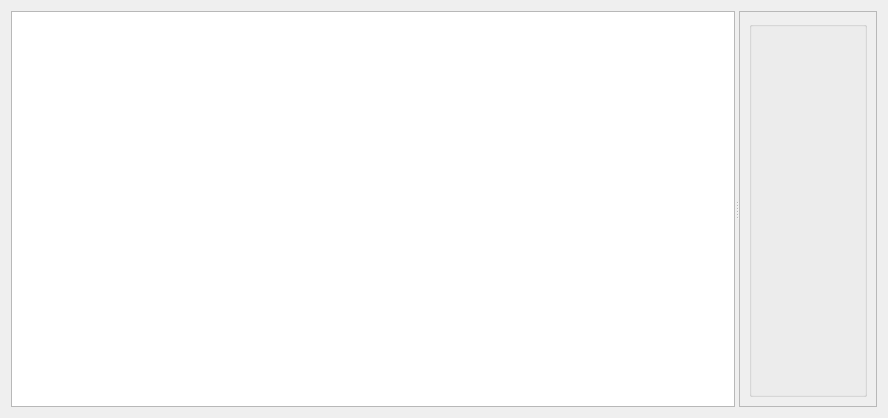
This is Plugins/GUI/x4c_gui_settings_tab.ui in bvbohnen/X4_Customizer as Qt 5 draws it before an edit. The edited form follows.
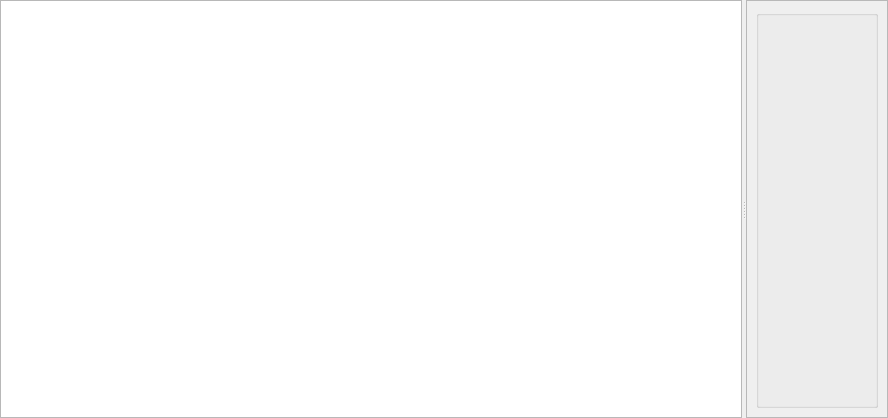
This is the edited form. Custom widgets are drawn as their Qt base class.

What changed in the file:
```diff
--- a/Plugins/GUI/x4c_gui_settings_tab.ui
+++ b/Plugins/GUI/x4c_gui_settings_tab.ui
@@ -14,6 +14,18 @@
    <string>Form</string>
   </property>
   <layout class="QGridLayout" name="gridLayout">
+   <property name="leftMargin">
+    <number>0</number>
+   </property>
+   <property name="topMargin">
+    <number>0</number>
+   </property>
+   <property name="rightMargin">
+    <number>0</number>
+   </property>
+   <property name="bottomMargin">
+    <number>0</number>
+   </property>
    <item row="0" column="0">
     <widget class="QSplitter" name="hsplitter">
      <property name="orientation">
@@ -36,8 +48,8 @@
         <rect>
          <x>0</x>
          <y>0</y>
-         <width>112</width>
-         <height>398</height>
+         <width>115</width>
+         <height>416</height>
         </rect>
        </property>
        <layout class="QGridLayout" name="gridLayout_7">
```
